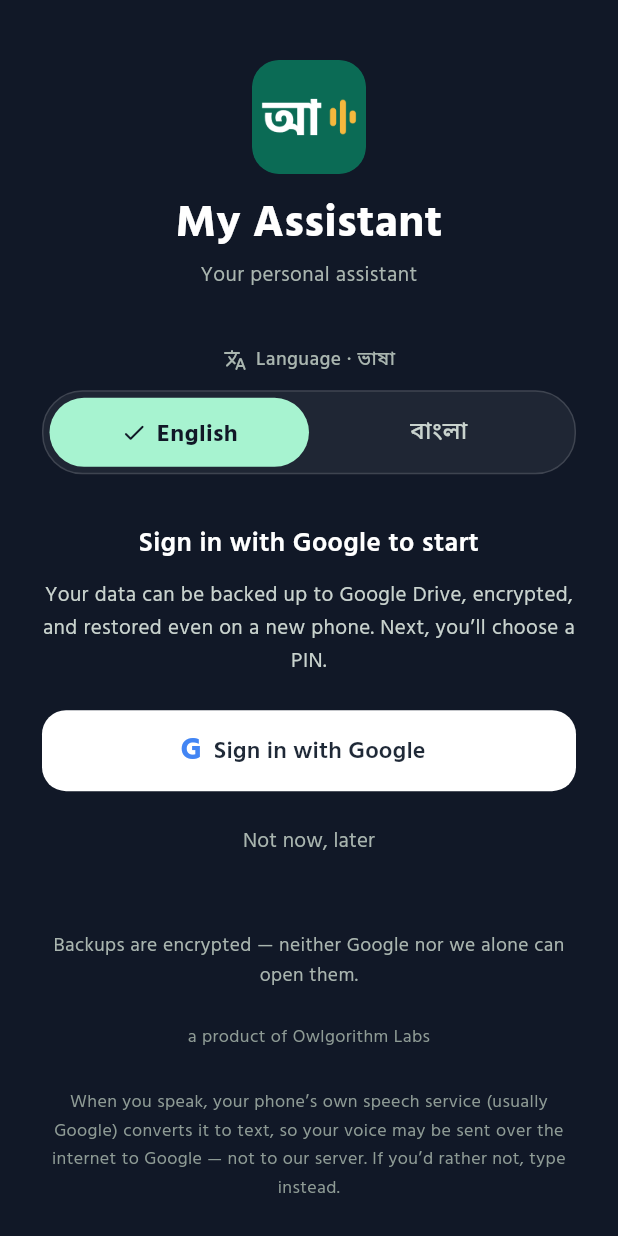
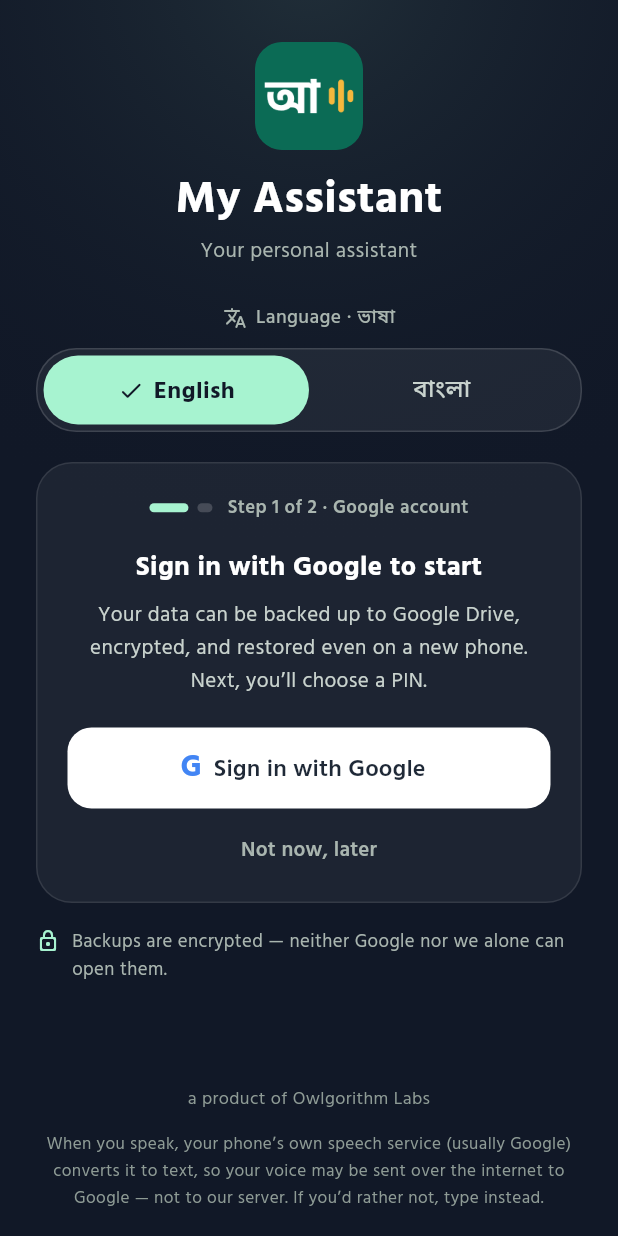
Before and after one commit to iamsaifsaiful/digital_brain, a Flutter app: the screen it shows after launch, on a phone screen of 412 x 824 dp. Run offline on Flutter 3.47's test engine with Material 3 defaults, Android fonts, the phone set to English and light mode, and no system bars; our stand-ins replace clock, flutter_local_notifications, flutter_secure_storage, flutter_tts, google_mobile_ads, image_picker and 5 more; missing offline and left inert: cryptography, dart:ffi, file_selector; accounts and stored records are empty; network calls fail; statements that could not run were skipped.

Commit message:
Sign-up and PIN pages laid out anew: steps, a card for Google, a lock promise, a greeting on the unlock
Co-Authored-By: Claude Opus 5.5 <noreply@anthropic.com>
Claude-Session: https://claude.ai/code/session_01W3LwzqEKGKzY75abYkLT49

```diff
--- a/lib/screens/lock_screen.dart
+++ b/lib/screens/lock_screen.dart
@@ -82,12 +82,56 @@ class _LockScreenState extends State<LockScreen> {
     });
   }
 
+  static const _soft = Color(0xFFA9B5AF);
+  static const _faint = Color(0xFF8E9B95);
+
+  /// Sign-up is two steps, Google then the PIN (owner, 19 Nov: the pages
+  /// laid out anew): two bars and "ধাপ ১/২", so a new member sees how far.
+  Widget _steps(int at) => Row(key: Key('lock-step-$at'), mainAxisAlignment: MainAxisAlignment.center, children: [
+        for (var i = 1; i <= 2; i++) ...[
+          AnimatedContainer(
+            duration: const Duration(milliseconds: 200),
+            width: i == at ? 26 : 10,
+            height: 6,
+            decoration: BoxDecoration(color: i <= at ? C.mint : Colors.white.withValues(alpha: 0.18), borderRadius: BorderRadius.circular(3)),
+          ),
+          const SizedBox(width: 6),
+        ],
+        const SizedBox(width: 4),
+        Text(
+          bnEn('ধাপ ${bnDigits(at)}/২ · ${at == 1 ? 'Google অ্যাকাউন্ট' : 'PIN ঠিক করা'}', 'Step $at of 2 · ${at == 1 ? 'Google account' : 'Set a PIN'}'),
+          style: body(12.5, color: _soft, weight: FontWeight.w600),
+        ),
+      ]);
+
+  /// A short promise with a lock beside it, under the step.
+  Widget _promise(String text) => Row(crossAxisAlignment: CrossAxisAlignment.start, children: [
+        const Padding(padding: EdgeInsets.only(top: 1), child: Icon(Icons.lock_outline_rounded, size: 16, color: C.mint)),
+        const SizedBox(width: 8),
+        Expanded(child: Text(text, style: body(12.5, color: _soft, height: 1.5))),
+      ]);
+
+  /// Sign-up, step 1: the language first, then one card with the Google
+  /// sign-in and "not now", then the promise about the backup.
   Widget _googleStep() => Column(children: [
-        Text(tr('শুরু করতে Google দিয়ে লগইন করুন'), textAlign: TextAlign.center, style: body(18, color: Colors.white, weight: FontWeight.w600)),
-        const SizedBox(height: 10),
+        const LangSwitch(),
+        const SizedBox(height: 20),
+        Container(
+          width: double.infinity,
+          padding: const EdgeInsets.fromLTRB(20, 20, 20, 10),
+          decoration: BoxDecoration(
+            color: Colors.white.withValues(alpha: 0.05),
+            borderRadius: BorderRadius.circular(24),
+            border: Border.all(color: Colors.white.withValues(alpha: 0.10)),
+          ),
+          child: Column(children: [
+            _steps(1),
+            const SizedBox(height: 16),
+            Text(tr('শুরু করতে Google দিয়ে লগইন করুন'), textAlign: TextAlign.center, style: body(18, color: Colors.white, weight: FontWeight.w700)),
+            const SizedBox(height: 8),
             Text(tr('আপনার তথ্য Google Drive-এ তালাবদ্ধ ব্যাকআপ রাখা যাবে, ফোন বদলালেও সব ফিরে আসবে। এরপর একটা PIN ঠিক করবেন।'),
                 textAlign: TextAlign.center, style: body(14, color: const Color(0xFFC9D3CE), height: 1.55)),
-        const SizedBox(height: 22),
+            const SizedBox(height: 20),
             SizedBox(
               width: double.infinity,
               height: 54,
@@ -105,7 +149,7 @@ class _LockScreenState extends State<LockScreen> {
               const SizedBox(height: 12),
               Text(_message!, textAlign: TextAlign.center, style: body(14, color: C.peach, weight: FontWeight.w600)),
             ],
-        const SizedBox(height: 10),
+            const SizedBox(height: 4),
             TextButton(
               key: const Key('welcome-later'),
               onPressed: _signing
@@ -115,8 +159,12 @@ class _LockScreenState extends State<LockScreen> {
                         _message = null;
                         _padKey++;
                       }),
-          child: Text(tr('এখন না, পরে করব'), style: body(14, color: const Color(0xFFA9B5AF))),
+              child: Text(tr('এখন না, পরে করব'), style: body(14, color: _soft, weight: FontWeight.w600)),
             ),
+          ]),
+        ),
+        const SizedBox(height: 16),
+        _promise(tr('ব্যাকআপ তালাবদ্ধ থাকে — Google একা বা আমরা একা খুলতে পারি না।')),
       ]);
 
   void _pickPin() => setState(() {
@@ -313,6 +361,9 @@ class _LockScreenState extends State<LockScreen> {
   Widget build(BuildContext context) => SecureView(child: _secretBuild(context));
 
   Widget _secretBuild(BuildContext context) {
+    final brain = BrainScope.of(context);
+    final unlock = _mode == _Mode.unlock;
+    final setup = _mode == _Mode.create || _mode == _Mode.confirm;
     final title = switch (_mode) {
       _Mode.create => tr('একটি ৪ অঙ্কের PIN ঠিক করুন'),
       _Mode.confirm => tr('PIN টি আবার দিন'),
@@ -320,77 +371,91 @@ class _LockScreenState extends State<LockScreen> {
       _Mode.unlock when _bioAvailable && !_usePin && _lockedUntil == null => '',
       _ => tr('PIN দিন'),
     };
+    final name = brain.userName.trim().split(RegExp(r'\s+')).first;
     return Scaffold(
       backgroundColor: C.night,
-      body: SafeArea(
+      body: DecoratedBox(
+        // A soft light from the top, behind the app mark.
+        decoration: BoxDecoration(
+          gradient: RadialGradient(
+            center: const Alignment(0, -1.05),
+            radius: 0.95,
+            colors: [C.mint.withValues(alpha: 0.10), C.night.withValues(alpha: 0)],
+          ),
+        ),
+        child: SafeArea(
           child: LayoutBuilder(
             builder: (context, box) => SingleChildScrollView(
               child: ConstrainedBox(
                 constraints: BoxConstraints(minHeight: box.maxHeight),
                 child: Padding(
-                padding: const EdgeInsets.fromLTRB(28, 40, 28, 24),
+                  padding: EdgeInsets.fromLTRB(24, unlock ? 36 : 28, 24, 16),
                   child: Column(
                     mainAxisAlignment: MainAxisAlignment.spaceBetween,
                     children: [
-                    Column(
-                      children: [
+                      Column(children: [
                         // Our own app icon (owner, 28 Oct).
                         ClipRRect(
-                          borderRadius: BorderRadius.circular(18),
-                          child: Image.asset('assets/brand/app_mark.png', key: const Key('lock-app-mark'), width: 76, height: 76, filterQuality: FilterQuality.medium),
+                          borderRadius: BorderRadius.circular(unlock ? 16 : 18),
+                          child: Image.asset('assets/brand/app_mark.png',
+                              key: const Key('lock-app-mark'), width: unlock ? 64 : 72, height: unlock ? 64 : 72, filterQuality: FilterQuality.medium),
                         ),
                         const SizedBox(height: 12),
-                        Text('My Assistant', style: display(30, weight: 700, color: Colors.white)),
+                        Text('My Assistant', style: display(unlock ? 26 : 30, weight: 700, color: Colors.white)),
                         const SizedBox(height: 4),
-                        Text(tr('আপনার ব্যক্তিগত সহকারী'),
-                            style: body(14, color: const Color(0xFFA9B5AF)), textAlign: TextAlign.center),
-                      ],
+                        // Back again: greeted, by name when the app has it.
+                        Text(
+                          unlock
+                              ? (name.isEmpty ? bnEn('আবার স্বাগতম', 'Welcome back') : bnEn('আবার স্বাগতম, $name', 'Welcome back, $name'))
+                              : tr('আপনার ব্যক্তিগত সহকারী'),
+                          key: const Key('lock-greeting'),
+                          style: body(14, color: _soft),
+                          textAlign: TextAlign.center,
                         ),
-                    // English | বাংলা (owner, 19 Nov): on the sign-up page the
-                    // first choice, big, right before the first step.
-                    if (_mode == _Mode.google) ...[
-                      const SizedBox(height: 26),
-                      const LangSwitch(),
-                      const SizedBox(height: 22),
-                    ] else
-                      const SizedBox(height: 28),
+                        SizedBox(height: _mode == _Mode.google ? 24 : 26),
                         if (_mode == _Mode.loading)
                           const SizedBox(height: 300, child: Center(child: CircularProgressIndicator(color: C.mint)))
                         else if (_mode == _Mode.google)
                           _googleStep()
-                    else
-                      Column(
-                        children: [
-                          if (title.isNotEmpty) Text(title, style: body(17, color: const Color(0xFFE4EAE7), weight: FontWeight.w500)),
-                          const SizedBox(height: 6),
+                        else ...[
+                          if (setup) ...[_steps(2), const SizedBox(height: 14)],
+                          if (title.isNotEmpty) Text(title, style: body(18, color: const Color(0xFFE4EAE7), weight: FontWeight.w600)),
                           SizedBox(
-                            height: 44,
+                            height: 40,
+                            child: Center(
                               child: _lockedUntil != null
                                   ? LockCountdown(key: ValueKey(_lockedUntil), until: _lockedUntil!, style: body(14, color: C.peach, weight: FontWeight.w600))
                                   : _message == null
                                       ? null
                                       : Text(_message!, style: body(14, color: C.peach, weight: FontWeight.w600), textAlign: TextAlign.center),
                             ),
-                          if (_mode == _Mode.unlock && _bioAvailable && !_usePin && _lockedUntil == null)
+                          ),
+                          if (unlock && _bioAvailable && !_usePin && _lockedUntil == null)
                             _choose()
                           else
                             PinPad(
                               key: ValueKey(_padKey),
                               onComplete: _entered,
-                              onBiometric: _mode == _Mode.unlock && _bioAvailable ? _biometric : null,
+                              onBiometric: unlock && _bioAvailable ? _biometric : null,
                             ),
-                          if (_mode == _Mode.unlock)
+                          if (unlock)
                             TextButton(
                               key: const Key('forgot-pin'),
                               onPressed: _forgot,
                               child: Text(tr('PIN ভুলে গেছেন?'), style: body(14, weight: FontWeight.w600, color: C.mint)),
                             ),
+                          if (setup) ...[
+                            const SizedBox(height: 18),
+                            _promise(tr('PIN শুধু এই ফোনে, এনক্রিপ্ট করে রাখা হয়। ভুলে গেলে আঙুলের ছাপ বা একই Google অ্যাকাউন্ট দিয়ে নতুন PIN দেওয়া যাবে।')),
                           ],
-                      ),
-                    if (_mode == _Mode.unlock && !BrainScope.of(context).data.emergency.isEmpty)
+                        ],
+                      ]),
+                      // The foot: emergency info, the language, who made it.
                       Padding(
-                        padding: const EdgeInsets.only(top: 16),
-                        child: OutlinedButton.icon(
+                        padding: const EdgeInsets.only(top: 20),
+                        child: Column(children: [
+                          if (unlock && !brain.data.emergency.isEmpty) ...[
+                            OutlinedButton.icon(
                               onPressed: () => Navigator.of(context).push(MaterialPageRoute(
                                 builder: (_) => Scaffold(
                                   body: SafeArea(
@@ -412,44 +477,33 @@ class _LockScreenState extends State<LockScreen> {
                               label: Text(tr('জরুরি তথ্য'), style: body(15, weight: FontWeight.w600, color: const Color(0xFFFCA5A5))),
                               style: OutlinedButton.styleFrom(side: const BorderSide(color: Color(0x66FCA5A5)), shape: const StadiumBorder()),
                             ),
-                      ),
-                    const SizedBox(height: 24),
-                    // Nothing said under the unlock (owner, 13 Nov): only while setting up.
-                    if (_mode != _Mode.unlock && _mode != _Mode.loading)
-                      Text(
-                        _mode == _Mode.google
-                            ? tr('ব্যাকআপ তালাবদ্ধ থাকে — Google একা বা আমরা একা খুলতে পারি না।')
-                            : tr('PIN শুধু এই ফোনে, এনক্রিপ্ট করে রাখা হয়। ভুলে গেলে আঙুলের ছাপ বা একই Google অ্যাকাউন্ট দিয়ে নতুন PIN দেওয়া যাবে।'),
-                        style: body(13, color: const Color(0xFFA9B5AF), height: 1.5),
-                        textAlign: TextAlign.center,
-                      ),
-                    // On the PIN pages (owner, 19 Nov: not in the middle there)
-                    // a small switch at the foot, out of the PIN's way.
-                    if (_mode != _Mode.google && _mode != _Mode.loading)
-                      const Padding(padding: EdgeInsets.only(bottom: 6), child: LangSwitch(compact: true)),
+                            const SizedBox(height: 12),
+                          ],
+                          // On the PIN pages (owner, 19 Nov) a small switch at the foot.
+                          if (_mode != _Mode.google && _mode != _Mode.loading) const LangSwitch(compact: true),
                           // The company behind the app (owner, 28 Oct).
-                    Padding(
-                      padding: const EdgeInsets.only(top: 14),
-                      child: InkWell(
+                          InkWell(
                             key: const Key('lock-company'),
                             onTap: () => BrainScope.read(context).services.launcher.openUrl(Uri.parse('https://owlgorithmlabs.com/')),
                             child: Padding(
-                          padding: const EdgeInsets.symmetric(horizontal: 8, vertical: 4),
-                          child: Text('a product of Owlgorithm Labs', style: body(12, color: const Color(0xFF8E9B95)), textAlign: TextAlign.center),
+                              padding: const EdgeInsets.symmetric(horizontal: 8, vertical: 6),
+                              child: Text('a product of Owlgorithm Labs', style: body(12, color: _faint), textAlign: TextAlign.center),
                             ),
                           ),
-                    ),
-                    // Said at the start, where a new member reads it (owner, 28 Oct; was under আরও › রিমাইন্ডার ও কণ্ঠ).
-                    if (_mode == _Mode.google || _mode == _Mode.create || _mode == _Mode.confirm) ...[
-                      const SizedBox(height: 10),
+                          // Said at the start, where a new member reads it (owner, 28 Oct).
+                          if (_mode == _Mode.google || setup) ...[
+                            const SizedBox(height: 6),
                             Text(
                               tr('মুখে বললে কথাকে লেখায় রূপান্তর করে ফোনের নিজের ভয়েস সেবা (সাধারণত Google)। সেজন্য আপনার কণ্ঠ ইন্টারনেটে Google-এর কাছে যেতে পারে — আমাদের সার্ভারে নয়। না চাইলে লিখে ব্যবহার করুন।'),
                               key: const Key('welcome-voice-note'),
-                        style: body(12, color: const Color(0xFF8E9B95), height: 1.5),
+                              style: body(11.5, color: _faint, height: 1.5),
                               textAlign: TextAlign.center,
                             ),
                           ],
+                        ]),
+                      ),
                     ],
+                  ),
                 ),
               ),
             ),
```
Also changed, not shown: 1 other file. Lines whose indentation alone changed are shown as unchanged.
